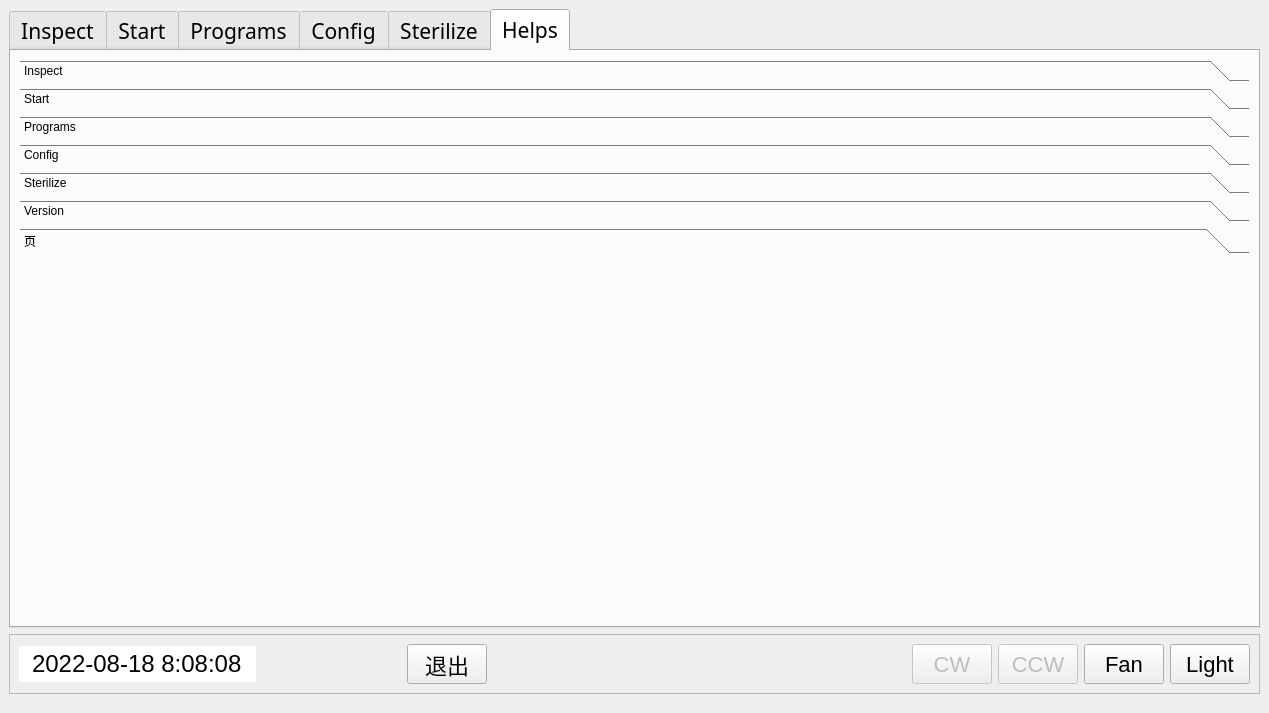
addingding/Extractor, file domains/ui/designer/main.ui: the form before one commit.
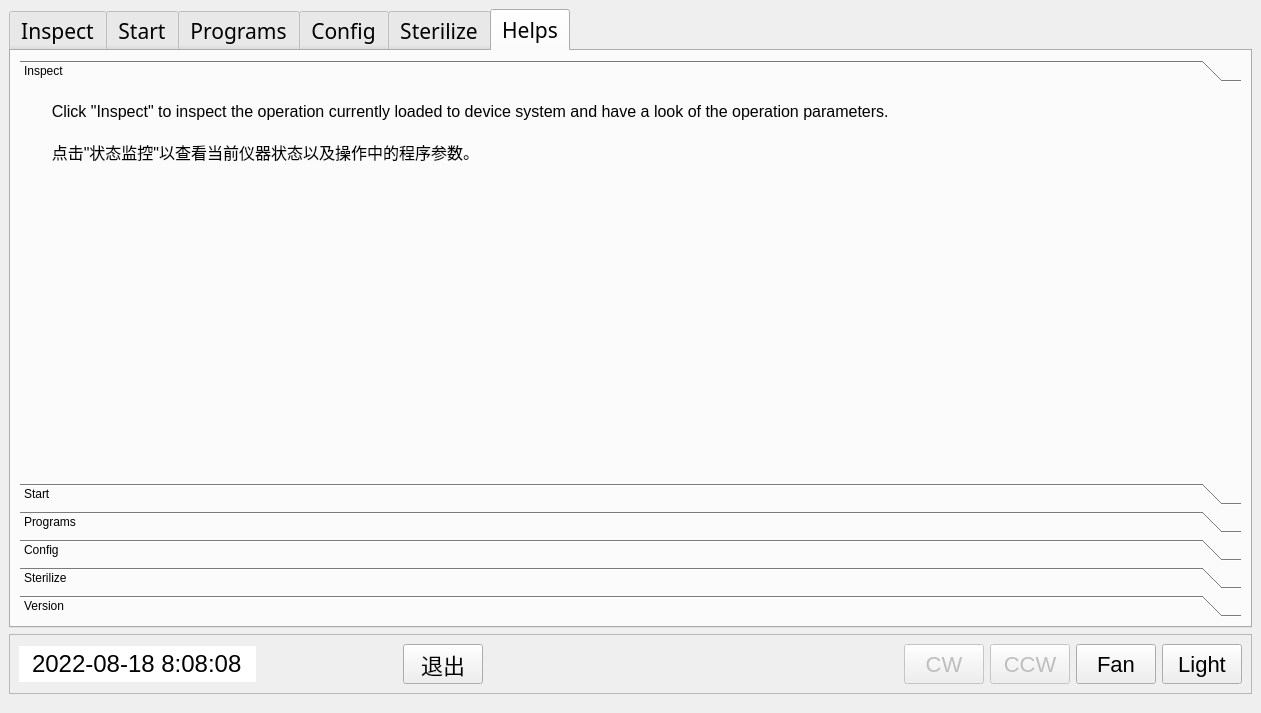
The form after the commit. The open tabs and pages were chosen to show the change.

```diff
--- a/domains/ui/designer/main.ui
+++ b/domains/ui/designer/main.ui
@@ -9,7 +9,7 @@
    <rect>
     <x>0</x>
     <y>0</y>
-    <width>1269</width>
+    <width>1261</width>
     <height>713</height>
    </rect>
   </property>
@@ -3408,15 +3408,15 @@
            <string notr="true">background-color: rgba(0, 250, 220,0);</string>
           </property>
           <property name="currentIndex">
-           <number>6</number>
+           <number>0</number>
           </property>
           <widget class="QWidget" name="page_status">
            <property name="geometry">
             <rect>
              <x>0</x>
              <y>0</y>
-             <width>89</width>
-             <height>89</height>
+             <width>1219</width>
+             <height>405</height>
             </rect>
            </property>
            <attribute name="label">
@@ -3585,20 +3585,6 @@
             </item>
            </layout>
           </widget>
-          <widget class="QWidget" name="page_9">
-           <property name="geometry">
-            <rect>
-             <x>0</x>
-             <y>0</y>
-             <width>100</width>
-             <height>30</height>
-            </rect>
-           </property>
-           <attribute name="label">
-            <string>页</string>
-           </attribute>
-           <layout class="QGridLayout" name="gridLayout_29"/>
-          </widget>
          </widget>
         </item>
        </layout>
```
Left out of the diff: 62 changed lines with no effect on the pictures.
